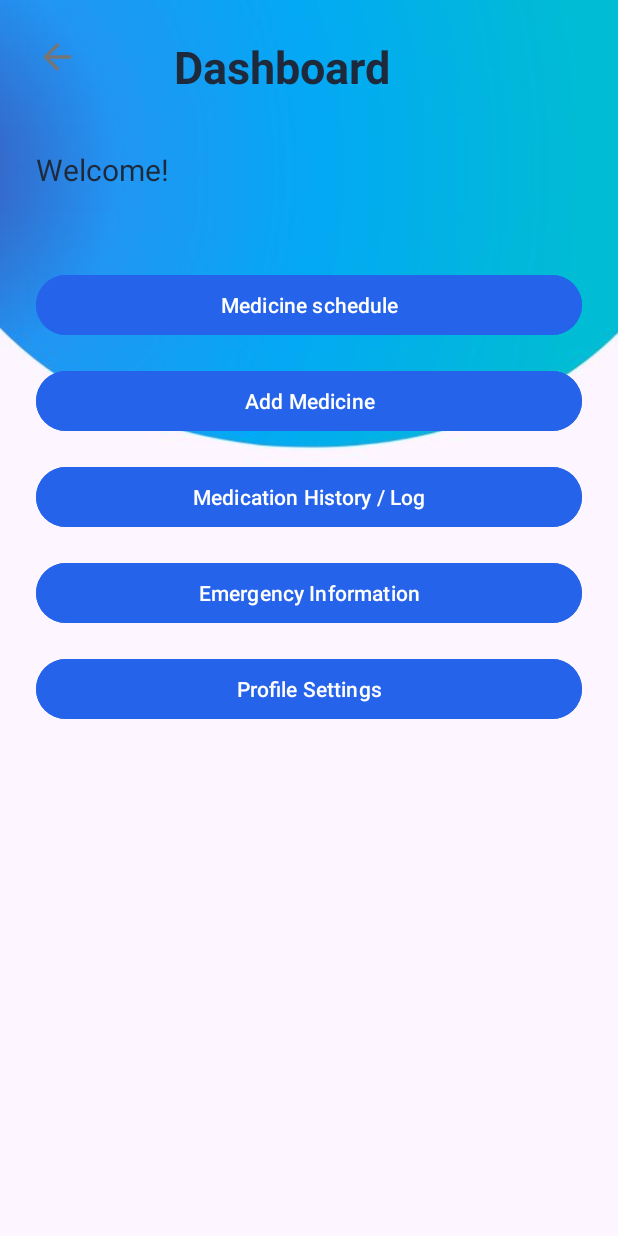
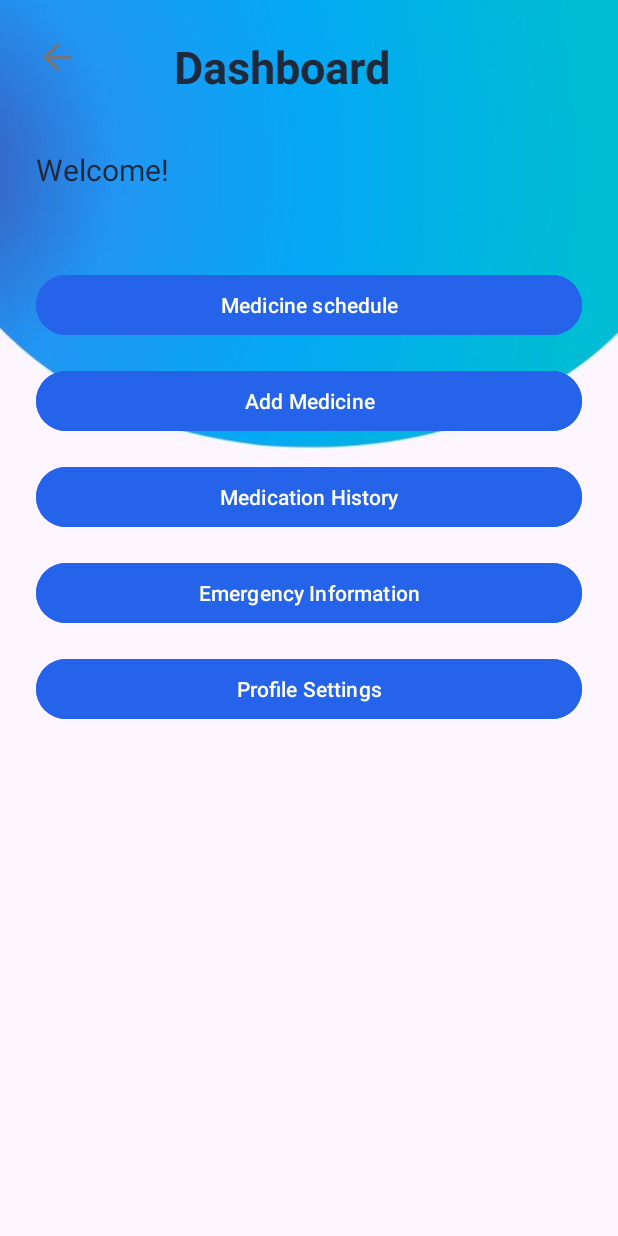
Before and after one commit to Santhoshkumar0913/MediTrapApp, an Android app: the Dashboard screen opened directly, with no data from a screen before it, on a phone screen of 412 x 824 dp. Run offline under Robolectric (Android 15) with nearby library versions, the phone set to English and light mode, and no system bars.

```diff
--- a/app/src/main/res/layout/activity_dashboard.xml
+++ b/app/src/main/res/layout/activity_dashboard.xml
@@ -78,7 +78,7 @@
         android:id="@+id/btnHistory"
         android:layout_width="0dp"
         android:layout_height="wrap_content"
-        android:text="Medication History / Log"
+        android:text="Medication History"
         android:textAllCaps="false"
         android:backgroundTint="#2563EB"
         android:textColor="#FFFFFF"
```
